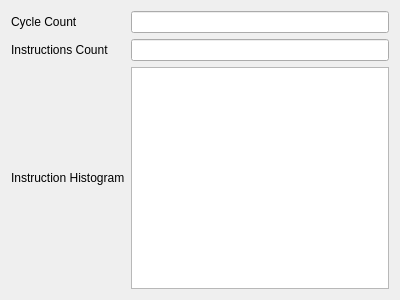
The window that pep9asm/executionstatisticswidget.ui (StanWarford/pep9suite) describes before a commit, drawn with Qt 5.
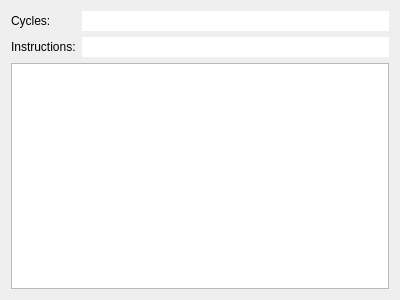
The same window after the commit.

Commit message:
Adjust look & feel of statistics tab.
Removed "Instruction Histogram" label from execution statistics - a histogram was implied.
Made the cycle / instruction counts look like labels, but implement them via text edits.
This choice was made because it maintained equal spacing between numbers, making them easier to compare.

Patch:
```diff
--- a/pep9asm/executionstatisticswidget.ui
+++ b/pep9asm/executionstatisticswidget.ui
@@ -18,40 +18,31 @@
     <layout class="QGridLayout" name="gridLayout">
      <item row="0" column="0">
       <widget class="QLabel" name="label">
-       <property name="text">
-        <string>Cycle Count</string>
+       <property name="sizePolicy">
+        <sizepolicy hsizetype="Maximum" vsizetype="Preferred">
+         <horstretch>0</horstretch>
+         <verstretch>0</verstretch>
+        </sizepolicy>
        </property>
-      </widget>
-     </item>
-     <item row="1" column="2">
-      <widget class="QLineEdit" name="lineEdit_Instructions">
-       <property name="readOnly">
-        <bool>true</bool>
+       <property name="text">
+        <string>Cycles:</string>
        </property>
       </widget>
      </item>
      <item row="1" column="0">
       <widget class="QLabel" name="label_2">
-       <property name="text">
-        <string>Instructions Count</string>
+       <property name="sizePolicy">
+        <sizepolicy hsizetype="Maximum" vsizetype="Preferred">
+         <horstretch>0</horstretch>
+         <verstretch>0</verstretch>
+        </sizepolicy>
        </property>
-      </widget>
-     </item>
-     <item row="2" column="0">
-      <widget class="QLabel" name="label_3">
        <property name="text">
-        <string>Instruction Histogram</string>
+        <string>Instructions:</string>
        </property>
       </widget>
      </item>
-     <item row="0" column="2">
-      <widget class="QLineEdit" name="lineEdit_Cycles">
-       <property name="readOnly">
-        <bool>true</bool>
-       </property>
-      </widget>
-     </item>
-     <item row="2" column="2">
+     <item row="2" column="0" colspan="3">
       <widget class="QTreeView" name="treeView">
        <property name="editTriggers">
         <set>QAbstractItemView::NoEditTriggers</set>
@@ -64,6 +55,26 @@
        </property>
       </widget>
      </item>
+     <item row="1" column="1" colspan="2">
+      <widget class="QLineEdit" name="lineEdit_Instructions">
+       <property name="frame">
+        <bool>false</bool>
+       </property>
+       <property name="readOnly">
+        <bool>true</bool>
+       </property>
+      </widget>
+     </item>
+     <item row="0" column="1" colspan="2">
+      <widget class="QLineEdit" name="lineEdit_Cycles">
+       <property name="frame">
+        <bool>false</bool>
+       </property>
+       <property name="readOnly">
+        <bool>true</bool>
+       </property>
+      </widget>
+     </item>
     </layout>
    </item>
   </layout>
```
The commit also changes 1 other file.
